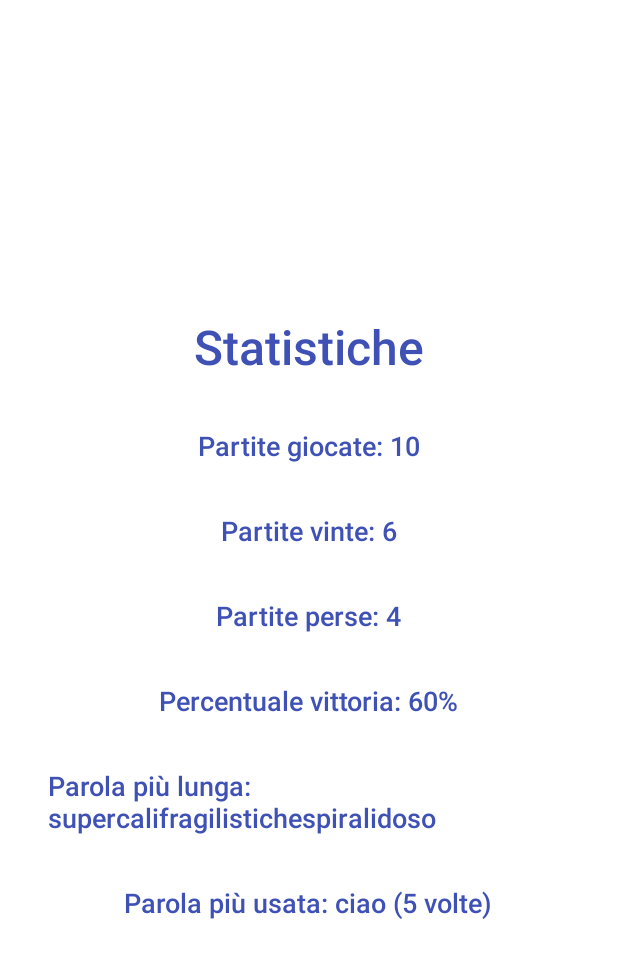
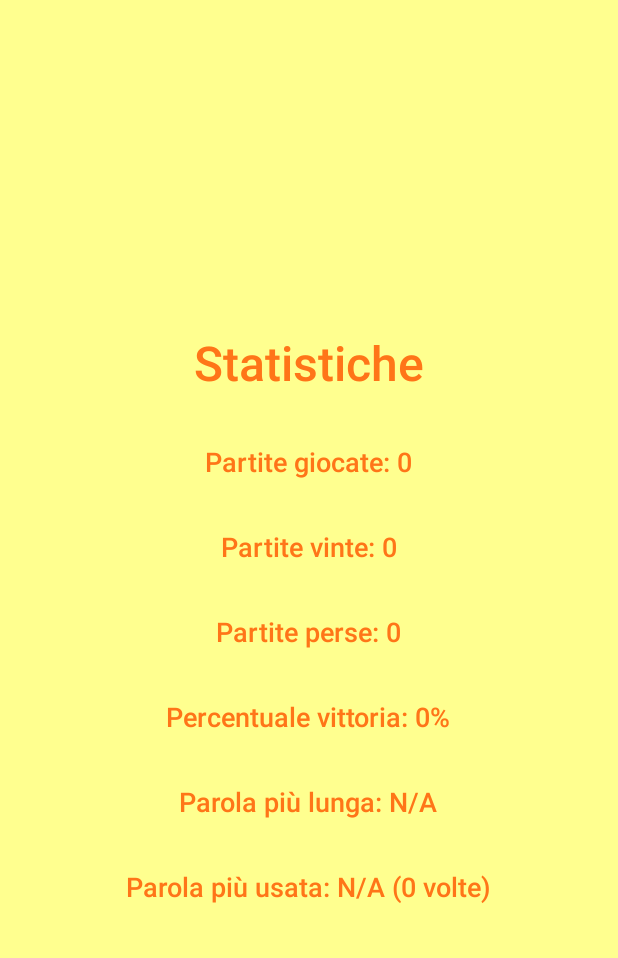
Before and after one commit to lambrooo/ProvaScarabeo, an Android app: the StatisticsActivity screen opened directly, with no data from a screen before it, on a phone screen of 412 x 824 dp. Shown: the top 958 px of the screen. Run offline under Robolectric (Android 15) with nearby library versions, the phone set to English and light mode, and no system bars.

```diff
--- a/app/src/main/java/com/example/provascarabeo/StatisticsActivity.kt
+++ b/app/src/main/java/com/example/provascarabeo/StatisticsActivity.kt
@@ -1,10 +1,13 @@
 package com.example.provascarabeo
 
+import android.content.Context
+import android.content.SharedPreferences
 import android.os.Bundle
 import android.widget.TextView
 import androidx.appcompat.app.AppCompatActivity
 
 class StatisticsActivity : AppCompatActivity() {
+    private lateinit var sharedPreferences: SharedPreferences
     private lateinit var gamesPlayedTextView: TextView
     private lateinit var gamesWonTextView: TextView
     private lateinit var gamesLostTextView: TextView
@@ -16,6 +19,8 @@ class StatisticsActivity : AppCompatActivity() {
         super.onCreate(savedInstanceState)
         setContentView(R.layout.activity_statistics)
 
+        sharedPreferences = getSharedPreferences("game_stats", Context.MODE_PRIVATE)
+
         gamesPlayedTextView = findViewById(R.id.gamesPlayedTextView)
         gamesWonTextView = findViewById(R.id.gamesWonTextView)
         gamesLostTextView = findViewById(R.id.gamesLostTextView)
@@ -23,19 +28,17 @@ class StatisticsActivity : AppCompatActivity() {
         longestWordTextView = findViewById(R.id.longestWordTextView)
         mostUsedWordTextView = findViewById(R.id.mostUsedWordTextView)
 
-        // Carica le statistiche salvate e aggiornare le TextView
         loadStatistics()
     }
 
     private fun loadStatistics() {
-        // Logica per caricare le statistiche salvate
-        val gamesPlayed = 10 // Esempio di valore
-        val gamesWon = 6 // Esempio di valore
-        val gamesLost = 4 // Esempio di valore
-        val winPercentage = (gamesWon.toDouble() / gamesPlayed * 100).toInt()
-        val longestWord = "supercalifragilistichespiralidoso" // Esempio di valore
-        val mostUsedWord = "ciao" // Esempio di valore
-        val mostUsedWordCount = 5 // Esempio di valore
+        val gamesPlayed = sharedPreferences.getInt("gamesPlayed", 0)
+        val gamesWon = sharedPreferences.getInt("gamesWon", 0)
+        val gamesLost = sharedPreferences.getInt("gamesLost", 0)
+        val winPercentage = if (gamesPlayed > 0) (gamesWon.toDouble() / gamesPlayed * 100).toInt() else 0
+        val longestWord = sharedPreferences.getString("longestWord", "N/A") ?: "N/A"
+        val mostUsedWord = sharedPreferences.getString("mostUsedWord", "N/A") ?: "N/A"
+        val mostUsedWordCount = sharedPreferences.getInt("mostUsedWordCount", 0)
 
         gamesPlayedTextView.text = "Partite giocate: $gamesPlayed"
         gamesWonTextView.text = "Partite vinte: $gamesWon"
--- a/app/src/main/res/layout/activity_main.xml
+++ b/app/src/main/res/layout/activity_main.xml
@@ -6,6 +6,7 @@
     android:orientation="vertical"
     android:gravity="center"
     android:padding="16dp"
+    android:background="@color/colorBackground"
     tools:context=".MainActivity">
 
     <TextView
--- a/app/src/main/res/layout/activity_options.xml
+++ b/app/src/main/res/layout/activity_options.xml
@@ -6,6 +6,7 @@
     android:orientation="vertical"
     android:gravity="center"
     android:padding="16dp"
+    android:background="@color/colorBackground"
     tools:context=".OptionsActivity">
 
     <TextView
--- a/app/src/main/res/layout/activity_single_player.xml
+++ b/app/src/main/res/layout/activity_single_player.xml
@@ -5,6 +5,7 @@
     android:layout_height="match_parent"
     android:orientation="vertical"
     android:padding="16dp"
+    android:background="@color/colorBackground"
     tools:context=".SinglePlayerActivity">
 
     <TextView
@@ -114,7 +115,7 @@
         android:text="Termina Partita"
         android:layout_gravity="center"
         android:padding="16dp"
-        app:backgroundTint="@color/colorAccent"
+        app:backgroundTint="#FF5733"
         android:textColor="@android:color/white"
         app:cornerRadius="8dp"
         android:fontFamily="sans-serif-medium"
@@ -127,7 +128,7 @@
         android:text="Parole Usate"
         android:layout_gravity="center"
         android:padding="16dp"
-        app:backgroundTint="@color/colorAccent"
+        app:backgroundTint="#FF5733"
         android:textColor="@android:color/white"
         app:cornerRadius="8dp"
         android:fontFamily="sans-serif-medium"
--- a/app/src/main/res/layout/activity_statistics.xml
+++ b/app/src/main/res/layout/activity_statistics.xml
@@ -6,6 +6,7 @@
     android:orientation="vertical"
     android:gravity="center"
     android:padding="16dp"
+    android:background="@color/colorBackground"
     tools:context=".StatisticsActivity">
 
     <TextView
--- a/app/src/main/res/values/colors.xml
+++ b/app/src/main/res/values/colors.xml
@@ -1,6 +1,9 @@
 <resources>
-    <color name="colorPrimary">#3F51B5</color>
-    <color name="colorPrimaryDark">#303F9F</color>
-    <color name="colorAccent">#FF4081</color>
+    <color name="colorPrimary">#FF7518</color>
+    <color name="colorPrimaryDark">#FF5733</color>
+    <color name="colorAccent">#03DAC5</color>
+    <color name="colorBackground">#FFFF8F</color>
+    <color name="colorTextPrimary">#000000</color>
+    <color name="colorTextSecondary">#757575</color>
     <color name="white">#FFFFFF</color>
 </resources>
--- a/app/src/main/res/values/themes.xml
+++ b/app/src/main/res/values/themes.xml
@@ -9,6 +9,8 @@
         <item name="colorSecondary">@color/colorAccent</item>
         <item name="colorSecondaryVariant">@color/colorAccent</item>
         <item name="colorOnSecondary">@color/white</item>
+        <!-- Background color. -->
+        <item name="android:windowBackground">@color/colorBackground</item>
         <!-- Customize your theme here. -->
     </style>
 </resources>
```
Also changed, not shown: app/src/main/java/com/example/provascarabeo/OptionsActivity.kt (+14 -3 lines), app/src/main/java/com/example/provascarabeo/SinglePlayerActivity.kt (+41 -1 lines).
